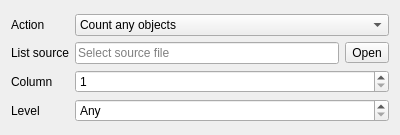
Old version of the form itemsrapwidget.ui in the repository Kuszki/K-Tree-Tools.
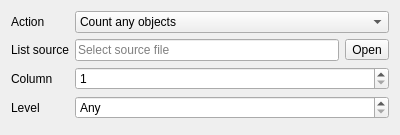
New version of the form. Icons and pictures are not drawn.

```diff
--- a/itemsrapwidget.ui
+++ b/itemsrapwidget.ui
@@ -28,7 +28,7 @@
     <set>Qt::AlignLeading|Qt::AlignLeft|Qt::AlignVCenter</set>
    </property>
    <property name="formAlignment">
-    <set>Qt::AlignLeading|Qt::AlignLeft|Qt::AlignVCenter</set>
+    <set>Qt::AlignLeading|Qt::AlignLeft|Qt::AlignTop</set>
    </property>
    <item row="0" column="0">
     <widget class="QLabel" name="actionLabel">
```
Left out of the diff: 4 changed lines with no effect on the pictures.
